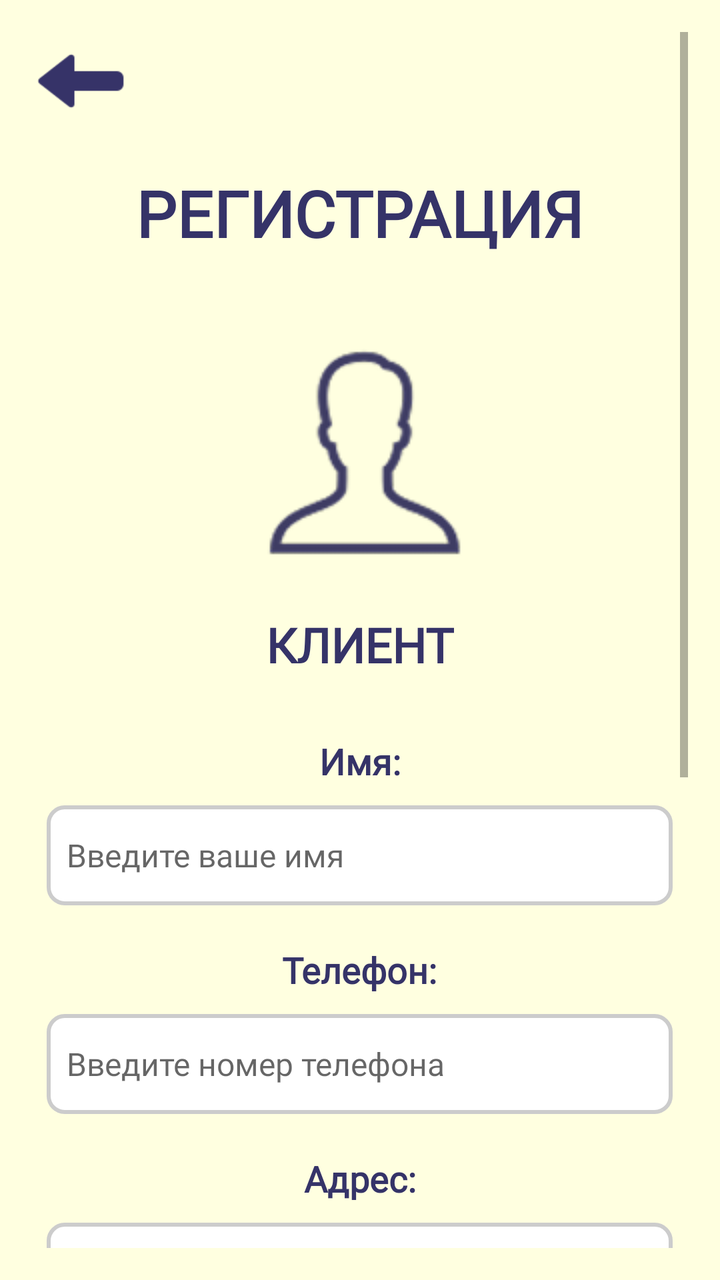
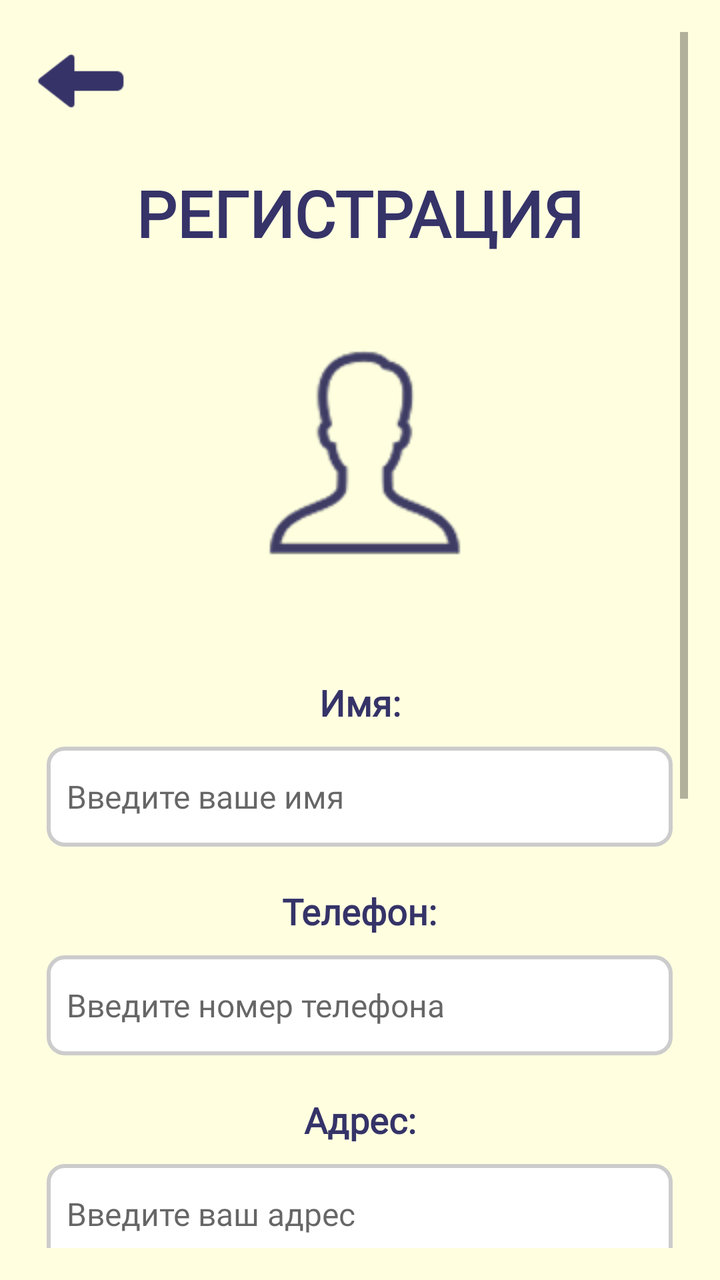

An Android layout rendered at two revisions. The XML below is the earlier revision; the diff shows what the commit changed to produce the second picture.
<!-- AndroidManifest.xml: application theme Theme.DoKusochka -->
<!-- res/layout/client_reg_screen.xml -->
<?xml version="1.0" encoding="utf-8"?>
<ScrollView xmlns:android="http://schemas.android.com/apk/res/android"
    android:layout_width="match_parent"
    android:layout_height="match_parent"
    android:background="#FFFFE0"
    android:padding="16dp">

    <RelativeLayout
        android:layout_width="match_parent"
        android:layout_height="wrap_content">

        
        <ImageView
            android:id="@+id/backButton"
            android:layout_width="49dp"
            android:layout_height="49dp"
            android:src="@drawable/back_icon"
            android:rotation="180"
            android:layout_alignParentStart="true"
            android:layout_alignParentTop="true" />

        
        <TextView
            android:id="@+id/titleText"
            android:layout_width="wrap_content"
            android:layout_height="wrap_content"
            android:text="РЕГИСТРАЦИЯ"
            android:textColor="#353368"
            android:textSize="32sp"
            android:textStyle="bold"
            android:layout_below="@id/backButton"
            android:layout_centerHorizontal="true"
            android:layout_marginTop="20dp"
            android:fontFamily="@font/jost_bold" />

        
        <ImageView
            android:id="@+id/userIcon"
            android:layout_width="118dp"
            android:layout_height="118dp"
            android:src="@drawable/user_icon_front"
            android:layout_below="@id/titleText"
            android:layout_centerHorizontal="true"
            android:layout_marginTop="40dp" />

        
        <TextView
            android:id="@+id/clientText"
            android:layout_width="wrap_content"
            android:layout_height="wrap_content"
            android:text="КЛИЕНТ"
            android:textColor="#353368"
            android:textSize="24sp"
            android:textStyle="bold"
            android:layout_below="@id/userIcon"
            android:layout_centerHorizontal="true"
            android:layout_marginTop="20dp"
            android:fontFamily="@font/jost_bold" />

        
        <TextView
            android:id="@+id/nameLabel"
            android:layout_width="wrap_content"
            android:layout_height="wrap_content"
            android:text="Имя:"
            android:textColor="#353368"
            android:textSize="18sp"
            android:textStyle="bold"
            android:layout_below="@id/clientText"
            android:layout_centerHorizontal="true"
            android:layout_marginTop="30dp"
            android:fontFamily="@font/jost_bold" />

        <EditText
            android:id="@+id/nameEditText"
            android:layout_width="313dp"
            android:layout_height="50dp"
            android:background="@drawable/edittext_background"
            android:padding="10dp"
            android:textColor="#353368"
            android:textSize="16sp"
            android:hint="Введите ваше имя"
            android:layout_below="@id/nameLabel"
            android:layout_centerHorizontal="true"
            android:layout_marginTop="10dp"
            android:maxLines="1"
            android:singleLine="true"
            android:fontFamily="@font/jost_regular" />

        
        <TextView
            android:id="@+id/phoneLabel"
            android:layout_width="wrap_content"
            android:layout_height="wrap_content"
            android:text="Телефон:"
            android:textColor="#353368"
            android:textSize="18sp"
            android:textStyle="bold"
            android:layout_below="@id/nameEditText"
            android:layout_centerHorizontal="true"
            android:layout_marginTop="20dp"
            android:fontFamily="@font/jost_bold" />

        <EditText
            android:id="@+id/phoneEditText"
            android:layout_width="313dp"
            android:layout_height="50dp"
            android:background="@drawable/edittext_background"
            android:padding="10dp"
            android:textColor="#353368"
            android:textSize="16sp"
            android:hint="Введите номер телефона"
            android:layout_below="@id/phoneLabel"
            android:layout_centerHorizontal="true"
            android:layout_marginTop="10dp"
            android:maxLines="1"
            android:singleLine="true"
            android:inputType="phone"
            android:fontFamily="@font/jost_regular" />

        
        <TextView
            android:id="@+id/addressLabel"
            android:layout_width="wrap_content"
            android:layout_height="wrap_content"
            android:text="Адрес:"
            android:textColor="#353368"
            android:textSize="18sp"
            android:textStyle="bold"
            android:layout_below="@id/phoneEditText"
            android:layout_centerHorizontal="true"
            android:layout_marginTop="20dp"
            android:fontFamily="@font/jost_bold" />

        <EditText
            android:id="@+id/addressEditText"
            android:layout_width="313dp"
            android:layout_height="50dp"
            android:background="@drawable/edittext_background"
            android:padding="10dp"
            android:textColor="#353368"
            android:textSize="16sp"
            android:hint="Введите ваш адрес"
            android:layout_below="@id/addressLabel"
            android:layout_centerHorizontal="true"
            android:layout_marginTop="10dp"
            android:maxLines="1"
            android:singleLine="true"
            android:fontFamily="@font/jost_regular" />

        
        <TextView
            android:id="@+id/loginLabel"
            android:layout_width="wrap_content"
            android:layout_height="wrap_content"
            android:text="Логин:"
            android:textColor="#353368"
            android:textSize="18sp"
            android:textStyle="bold"
            android:layout_below="@id/addressEditText"
            android:layout_centerHorizontal="true"
            android:layout_marginTop="20dp"
            android:fontFamily="@font/jost_bold" />

        <EditText
            android:id="@+id/loginEditText"
            android:layout_width="313dp"
            android:layout_height="50dp"
            android:background="@drawable/edittext_background"
            android:padding="10dp"
            android:textColor="#353368"
            android:textSize="16sp"
            android:hint="Придумайте логин"
            android:layout_below="@id/loginLabel"
            android:layout_centerHorizontal="true"
            android:layout_marginTop="10dp"
            android:maxLines="1"
            android:singleLine="true"
            android:fontFamily="@font/jost_regular" />

        
        <TextView
            android:id="@+id/passwordLabel"
            android:layout_width="wrap_content"
            android:layout_height="wrap_content"
            android:text="Пароль:"
            android:textColor="#353368"
            android:textSize="18sp"
            android:textStyle="bold"
            android:layout_below="@id/loginEditText"
            android:layout_centerHorizontal="true"
            android:layout_marginTop="20dp"
            android:fontFamily="@font/jost_bold" />

        <EditText
            android:id="@+id/passwordEditText"
            android:layout_width="313dp"
            android:layout_height="50dp"
            android:background="@drawable/edittext_background"
            android:padding="10dp"
            android:textColor="#353368"
            android:textSize="16sp"
            android:hint="Придумайте пароль"
            android:layout_below="@id/passwordLabel"
            android:layout_centerHorizontal="true"
            android:layout_marginTop="10dp"
            android:maxLines="1"
            android:singleLine="true"
            android:inputType="textPassword"
            android:fontFamily="@font/jost_regular" />

        
        <RelativeLayout
            android:id="@+id/registerButton"
            android:layout_width="313dp"
            android:layout_height="64dp"
            android:background="@drawable/dark_button_background"
            android:layout_below="@id/passwordEditText"
            android:layout_centerHorizontal="true"
            android:layout_marginTop="40dp"
            android:clickable="true"
            android:focusable="true">

            <TextView
                android:layout_width="wrap_content"
                android:layout_height="wrap_content"
                android:text="ЗАРЕГИСТРИРОВАТЬСЯ"
                android:textColor="#FFFFFF"
                android:textSize="24sp"
                android:textStyle="bold"
                android:layout_centerInParent="true"
                android:fontFamily="@font/jost_bold" />

        </RelativeLayout>

        
        <TextView
            android:id="@+id/loginText"
            android:layout_width="wrap_content"
            android:layout_height="wrap_content"
            android:text="УЖЕ ЕСТЬ АККАУНТ? ВОЙТИ!"
            android:textColor="#7F353368"
            android:textSize="15sp"
            android:textStyle="normal"
            android:layout_below="@id/registerButton"
            android:layout_centerHorizontal="true"
            android:layout_marginTop="20dp"
            android:layout_marginBottom="30dp"
            android:clickable="true"
            android:focusable="true"
            android:fontFamily="@font/jost_regular" />

    </RelativeLayout>
</ScrollView>
<!-- resources referenced by this layout -->
<resources>
  <!-- drawable back_icon: png bitmap (drawable, 815 bytes) -->
  <!-- drawable dark_button_background: png bitmap (drawable, 1264 bytes) -->
  <!-- drawable edittext_background (drawable) -->
  <?xml version="1.0" encoding="utf-8"?>
  <shape xmlns:android="http://schemas.android.com/apk/res/android">
      <solid android:color="#FFFFFF" />
      <stroke
          android:width="2dp"
          android:color="#CCCCCC" />
      <corners android:radius="8dp" />
  </shape>
  <!-- drawable user_icon_front: png bitmap (drawable, 6544 bytes) -->
  <style name="Theme.DoKusochka" parent="Theme.AppCompat.Light.NoActionBar">
          <item name="android:windowBackground">#FFFFE0</item>
      </style>
</resources>

<!-- the commit's change to res/layout/client_reg_screen.xml (unified diff, before → after) -->
@@ -48,9 +48,9 @@
             android:id="@+id/clientText"
             android:layout_width="wrap_content"
             android:layout_height="wrap_content"
-            android:text="КЛИЕНТ"
-            android:textColor="#353368"
-            android:textSize="24sp"
+            android:text=""
+            android:textColor="#353368"
+            android:textSize="2sp"
             android:textStyle="bold"
             android:layout_below="@id/userIcon"
             android:layout_centerHorizontal="true"
